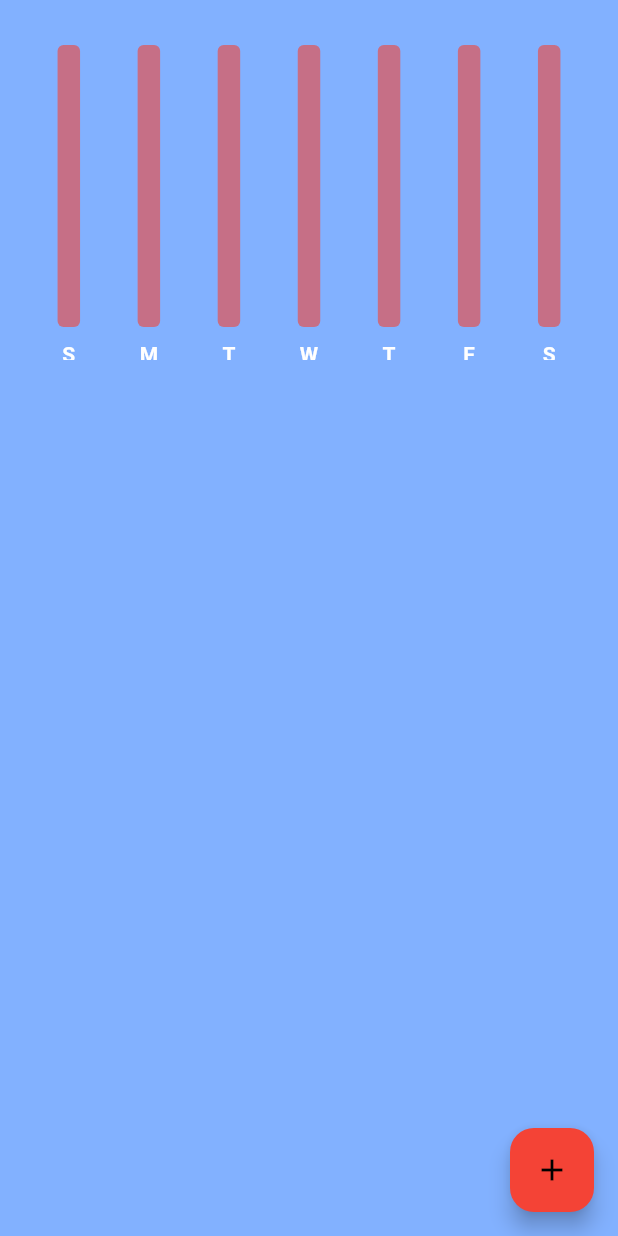
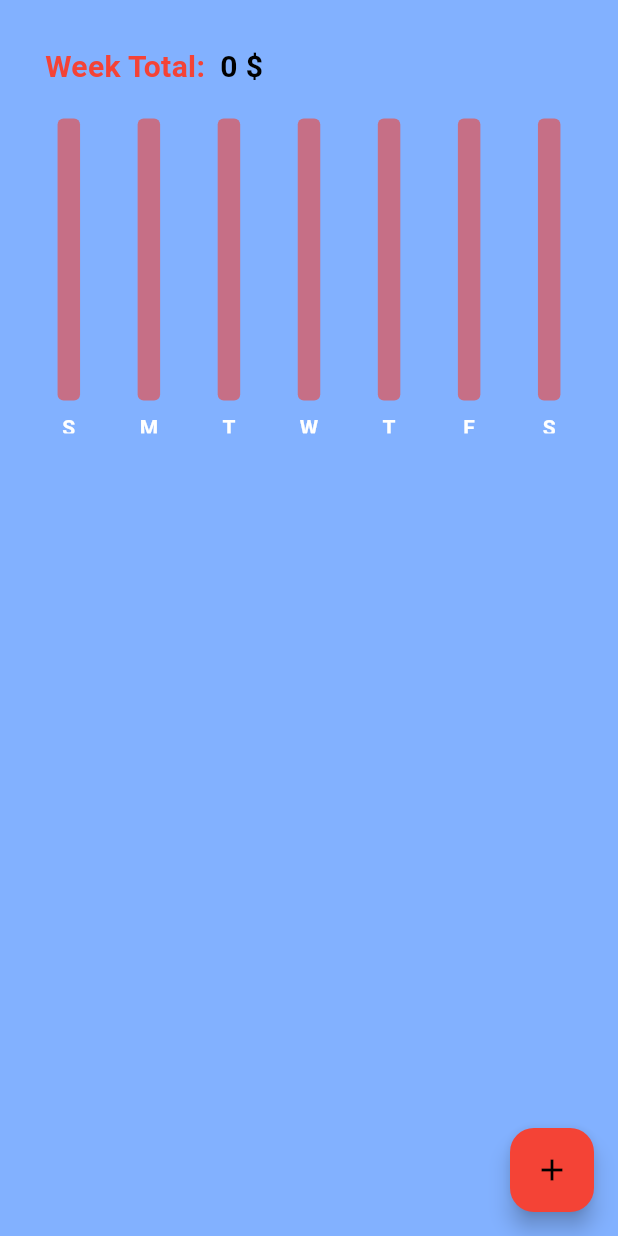
Before and after one commit to Tarekyousseff/Expense-Tracker, a Flutter app: the screen it shows after launch, on a phone screen of 412 x 824 dp. Run offline on Flutter 3.47's test engine with Material 3 defaults, Android fonts, the light colour scheme and no system bars; drawn by our look-alikes of fl_chart; our stand-ins replace flutter_slidable, hive, hive_flutter; accounts and stored records are empty.

Commit message:
bug fixes

```diff
--- a/lib/components/expense_summary.dart
+++ b/lib/components/expense_summary.dart
@@ -11,6 +11,56 @@ class ExpenseSummary extends StatelessWidget {
     Key? key,
     required this.startOfWeek,
   }) : super(key: key);
+
+  double calculateMax(
+      ExpenseData value,
+      String sunday,
+      String monday,
+      String tuesday,
+      String wednesday,
+      String thursday,
+      String friday,
+      String saturday) {
+    double? max = 100;
+    List<double> values = [
+      value.calculateDailyExpenseSummary()[sunday] ?? 0,
+      value.calculateDailyExpenseSummary()[monday] ?? 0,
+      value.calculateDailyExpenseSummary()[tuesday] ?? 0,
+      value.calculateDailyExpenseSummary()[wednesday] ?? 0,
+      value.calculateDailyExpenseSummary()[thursday] ?? 0,
+      value.calculateDailyExpenseSummary()[friday] ?? 0,
+      value.calculateDailyExpenseSummary()[saturday] ?? 0,
+    ];
+    values.sort();
+    max = values.last * 1.1;
+    return max == 0 ? 100 : max;
+  }
+
+  String calculateWeekTotal(
+      ExpenseData value,
+      String sunday,
+      String monday,
+      String tuesday,
+      String wednesday,
+      String thursday,
+      String friday,
+      String saturday) {
+    List<double> values = [
+      value.calculateDailyExpenseSummary()[sunday] ?? 0,
+      value.calculateDailyExpenseSummary()[monday] ?? 0,
+      value.calculateDailyExpenseSummary()[tuesday] ?? 0,
+      value.calculateDailyExpenseSummary()[wednesday] ?? 0,
+      value.calculateDailyExpenseSummary()[thursday] ?? 0,
+      value.calculateDailyExpenseSummary()[friday] ?? 0,
+      value.calculateDailyExpenseSummary()[saturday] ?? 0,
+    ];
+
+    double total = 0;
+    for (int i = 0; i < values.length; i++) {
+      total += values[i];
+    }
+    return total.toStringAsFixed(0);
+  }
 
   @override
   Widget build(BuildContext context) {
@@ -30,10 +80,37 @@ class ExpenseSummary extends StatelessWidget {
         convertDateTimeToString(startOfWeek.add(const Duration(days: 6)));
 
     return Consumer<ExpenseData>(
-      builder: (context, value, child) => SizedBox(
+      builder: (context, value, child) => Column(
+        children: [
+          Padding(
+            padding: const EdgeInsets.only(left: 30, bottom: 20),
+            child: Row(
+              children: [
+                const Text(
+                  'Week Total:',
+                  style: TextStyle(
+                      color: Colors.red,
+                      fontSize: 20,
+                      fontWeight: FontWeight.bold),
+                ),
+                const SizedBox(
+                  width: 10,
+                ),
+                Text(
+                  '${calculateWeekTotal(value, sunday, monday, tuesday, wednesday, thuresday, friday, saturday)} \$',
+                  style: const TextStyle(
+                      color: Colors.black,
+                      fontSize: 20,
+                      fontWeight: FontWeight.bold),
+                )
+              ],
+            ),
+          ),
+          SizedBox(
             height: 210,
             child: CustomBarGraph(
-            maxY: 100,
+                maxY: calculateMax(value, sunday, monday, tuesday, wednesday,
+                    thuresday, friday, saturday),
                 sunAmount: value.calculateDailyExpenseSummary()[sunday] ?? 0,
                 monAmount: value.calculateDailyExpenseSummary()[monday] ?? 0,
                 tueAmount: value.calculateDailyExpenseSummary()[tuesday] ?? 0,
@@ -42,6 +119,8 @@ class ExpenseSummary extends StatelessWidget {
                 friAmount: value.calculateDailyExpenseSummary()[friday] ?? 0,
                 satAmount: value.calculateDailyExpenseSummary()[saturday] ?? 0),
           ),
+        ],
+      ),
     );
   }
 }
--- a/lib/components/expense_tile.dart
+++ b/lib/components/expense_tile.dart
@@ -1,24 +1,35 @@
 // ignore_for_file: public_member_api_docs, sort_constructors_first
 import 'package:flutter/material.dart';
+import 'package:flutter_slidable/flutter_slidable.dart';
 
 class ExpenseTile extends StatelessWidget {
   final String title;
   final String subtitle;
   final String amount;
-  ExpenseTile({
-    Key? key,
+  void Function(BuildContext)? onPressed;
+  ExpenseTile(
+      {Key? key,
       required this.title,
       required this.subtitle,
       required this.amount,
-  }) : super(key: key);
+      this.onPressed})
+      : super(key: key);
 
   @override
   Widget build(BuildContext context) {
-    return ListTile(
+    return Slidable(
+      endActionPane: ActionPane(motion: const StretchMotion(), children: [
+        SlidableAction(
+          onPressed: onPressed,
+          icon: Icons.delete,
+          backgroundColor: Colors.red,
+        )
+      ]),
+      child: ListTile(
         title: Text(title),
         subtitle: Text(subtitle),
         trailing: Text(amount),
+      ),
     );
-
   }
 }
--- a/lib/pages/home/home_page.dart
+++ b/lib/pages/home/home_page.dart
@@ -82,12 +82,19 @@ class _HomePageState extends State<HomePage> {
             ));
   }
 
+  void delete(ExpenseItem expenseItem) {
+    Provider.of<ExpenseData>(context).deleteExpense(expenseItem);
+  }
+
   void save() {
-    ExpenseItem newExpense = ExpenseItem(
-        amount: newExpenseAccount.text,
-        nameItem: newExpenseName.text,
-        dateTime: DateTime.now());
-    Provider.of<ExpenseData>(context, listen: false).addNewExpense(newExpense);
+    if (newExpenseAccount.text.isNotEmpty || newExpenseName.text.isNotEmpty) {
+      ExpenseItem newExpense = ExpenseItem(
+          amount: newExpenseAccount.text,
+          nameItem: newExpenseName.text,
+          dateTime: DateTime.now());
+      Provider.of<ExpenseData>(context, listen: false)
+          .addNewExpense(newExpense);
+    }
     Navigator.pop(context);
     clear();
   }
--- a/lib/pages/home/home_view.dart
+++ b/lib/pages/home/home_view.dart
@@ -18,6 +18,8 @@ Widget homeView(BuildContext context) {
                 itemCount: value.getAllExpenseList().length,
                 itemBuilder: (context, index) {
                   return ExpenseTile(
+                      onPressed: (p0) =>
+                          value.deleteExpense(value.getAllExpenseList()[index]),
                       title: value.getAllExpenseList()[index].nameItem,
                       subtitle:
                           value.getAllExpenseList()[index].dateTime.toString(),
--- a/pubspec.yaml
+++ b/pubspec.yaml
@@ -32,6 +32,7 @@ dependencies:
   fl_chart: ^0.60.0
   flutter:
     sdk: flutter
+  flutter_slidable: ^3.0.1
   hive: ^2.2.3
   hive_flutter: ^1.1.0
   provider: ^6.1.1
```
Also changed, not shown: pubspec.lock. Lines whose indentation alone changed are shown as unchanged.
